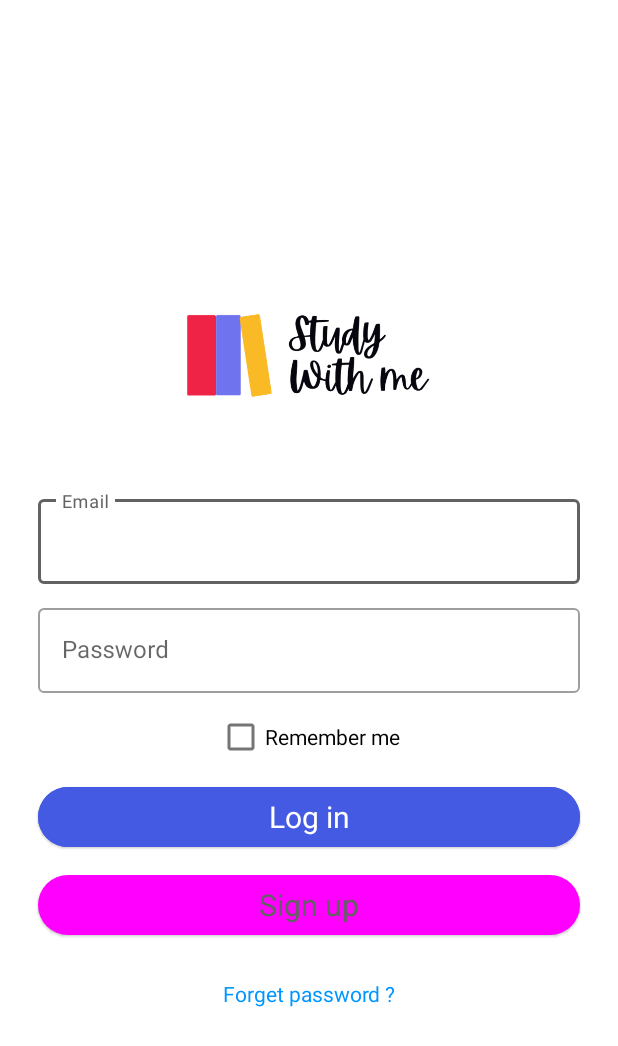
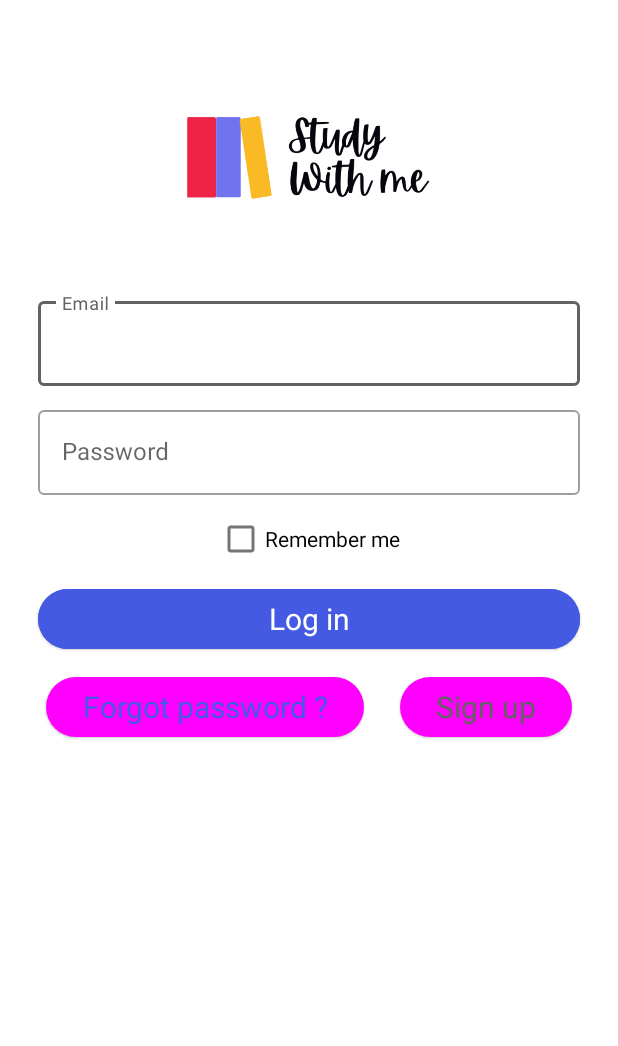
Before and after one commit to MhamedSanaa/androidProject, an Android app: the screen it shows after launch (LoginActivity), on a phone screen of 412 x 824 dp. Shown: the top 1046 px of the screen. Run offline under Robolectric (Android 15) with nearby library versions, the phone set to English and light mode, and no system bars; our stand-ins replace Firebase (no records; nobody signed in at launch, a user with empty details on screens opened directly); Roboto replaces fonts that are not available here.

Commit message:
too much to be named

```diff
--- a/app/src/main/AndroidManifest.xml
+++ b/app/src/main/AndroidManifest.xml
@@ -13,6 +13,9 @@
         android:supportsRtl="true"
         android:theme="@style/Theme.AndroidProject"
         tools:targetApi="31">
+        <activity
+            android:name=".ForgotPasswordActivity"
+            android:exported="false" />
         <activity
             android:name=".FormActivity"
             android:exported="false" />
--- a/app/src/main/java/com/example/androidproject/LoginActivity.java
+++ b/app/src/main/java/com/example/androidproject/LoginActivity.java
@@ -17,14 +17,10 @@ import com.google.firebase.auth.AuthResult;
 import com.google.firebase.auth.FirebaseAuth;
 import com.google.firebase.auth.FirebaseUser;
 import com.google.firebase.firestore.FirebaseFirestore;
-import com.google.firebase.firestore.QueryDocumentSnapshot;
-import com.google.firebase.firestore.QuerySnapshot;
-
-import models.User;
 
 public class LoginActivity extends AppCompatActivity {
     FirebaseFirestore db = FirebaseFirestore.getInstance();
-    Button btn_signup, btn_login;
+    Button btn_signup, btn_login,login_btn_forgot_password;
     TextInputEditText email, password;
     private FirebaseAuth mAuth;
 
@@ -33,24 +29,18 @@ public class LoginActivity extends AppCompatActivity {
         password = findViewById(R.id.login_password);
         btn_signup = findViewById(R.id.login_btn_signup);
         btn_login = findViewById(R.id.login_btn_login);
+        login_btn_forgot_password = findViewById(R.id.login_btn_forgot_password);
     }
 
     @Override
     protected void onStart() {
         super.onStart();
         FirebaseUser currentUser = mAuth.getCurrentUser();
-        if(currentUser != null){
+        if (currentUser != null) {
             Intent loginIntent = new Intent(LoginActivity.this, DashboardActivity.class);
             startActivity(loginIntent);
             finish();
         }
-//        SessionManagement sessionManagement = new SessionManagement(LoginActivity.this);
-//        String UserId = sessionManagement.getSession();
-//        if (!UserId.equals("NaN")){
-//            Intent loginIntent = new Intent(LoginActivity.this, DashboardActivity.class);
-//            startActivity(loginIntent);
-//            finish();
-//        }
     }
 
     @Override
@@ -94,6 +84,18 @@ public class LoginActivity extends AppCompatActivity {
                                 }
                             }
                         });
+            }
+        });
+        login_btn_forgot_password.setOnClickListener(new View.OnClickListener() {
+            @Override
+            public void onClick(View v) {
+                Intent intent = new Intent(LoginActivity.this, ForgotPasswordActivity.class);
+                startActivity(intent);
+            }
+        });
+    }
+}
+
 
 //                db.collection("users")
 //                        .whereEqualTo("email", semail)
@@ -125,7 +127,14 @@ public class LoginActivity extends AppCompatActivity {
 //                                        }
 //                                    }
 //                                });
-            }
-        });
-    }
-}
+
+
+
+
+//        SessionManagement sessionManagement = new SessionManagement(LoginActivity.this);
+//        String UserId = sessionManagement.getSession();
+//        if (!UserId.equals("NaN")){
+//            Intent loginIntent = new Intent(LoginActivity.this, DashboardActivity.class);
+//            startActivity(loginIntent);
+//            finish();
+//        }
--- a/app/src/main/res/layout/activity_login.xml
+++ b/app/src/main/res/layout/activity_login.xml
@@ -61,25 +61,41 @@
         android:layout_height="wrap_content"
         android:layout_margin="5dp"
         android:backgroundTint="@color/bluebutton"
+        android:text="Log in"
         android:textColor="@color/white"
-        android:text="Log in"
         android:textSize="20sp" />
 
-    <Button
-        android:id="@+id/login_btn_signup"
-        style="@style/Widget.Material3.Button.ElevatedButton"
+    <androidx.constraintlayout.widget.ConstraintLayout
         android:layout_width="match_parent"
-        android:layout_height="wrap_content"
-        android:layout_margin="5dp"
-        android:text="Sign up"
-        android:textSize="20sp" />
+        android:layout_height="match_parent"
+        android:orientation="horizontal"
+        android:layout_margin="5dp">
 
-    <TextView
-        android:layout_width="match_parent"
-        android:layout_height="wrap_content"
-        android:layout_marginTop="20dp"
-        android:text="Forget password ?"
-        android:textAlignment="center"
-        android:textColor="#0096FF"
-        android:textColorHint="#B16767" />
+        <Button
+            android:id="@+id/login_btn_forgot_password"
+            style="@style/Widget.Material3.Button.ElevatedButton"
+            android:layout_width="wrap_content"
+            android:layout_height="wrap_content"
+            android:layout_margin="5dp"
+            android:text="Forgot password ?"
+            android:textColor="@color/bluebutton"
+            android:textSize="20sp"
+            app:layout_constraintStart_toStartOf="parent"
+            tools:layout_editor_absoluteY="34dp"
+            tools:ignore="MissingConstraints" />
+
+        <Button
+            android:id="@+id/login_btn_signup"
+            style="@style/Widget.Material3.Button.ElevatedButton"
+            android:layout_width="wrap_content"
+            android:layout_height="wrap_content"
+            android:layout_margin="5dp"
+            android:text="Sign up"
+            android:textSize="20sp"
+            app:layout_constraintEnd_toEndOf="parent"
+            tools:layout_editor_absoluteY="34dp"
+            tools:ignore="MissingConstraints" />
+
+    </androidx.constraintlayout.widget.ConstraintLayout>
+
 </LinearLayout>
--- a/app/src/main/res/layout/post_card_view.xml
+++ b/app/src/main/res/layout/post_card_view.xml
@@ -13,6 +13,10 @@
             android:id="@+id/map_frame"
             android:layout_width="match_parent"
             android:layout_height="150dp" />
+        <com.google.android.gms.maps.MapView
+            android:id="@+id/map_view"
+            android:layout_width="match_parent"
+            android:layout_height="match_parent"/>
         <LinearLayout
             android:layout_width="match_parent"
             android:layout_height="wrap_content"
```
Also changed, not shown: app/src/main/java/com/example/androidproject/DashboardActivity.java (+22 -4 lines), app/src/main/java/com/example/androidproject/ForgotPasswordActivity.java (added, +71 -0 lines), app/src/main/java/com/example/androidproject/ProfileFragment.java (added, +126 -0 lines), app/src/main/res/layout/activity_forgot_password.xml (added, +57 -0 lines), app/src/main/res/layout/fragment_profile.xml (added, +137 -0 lines).
